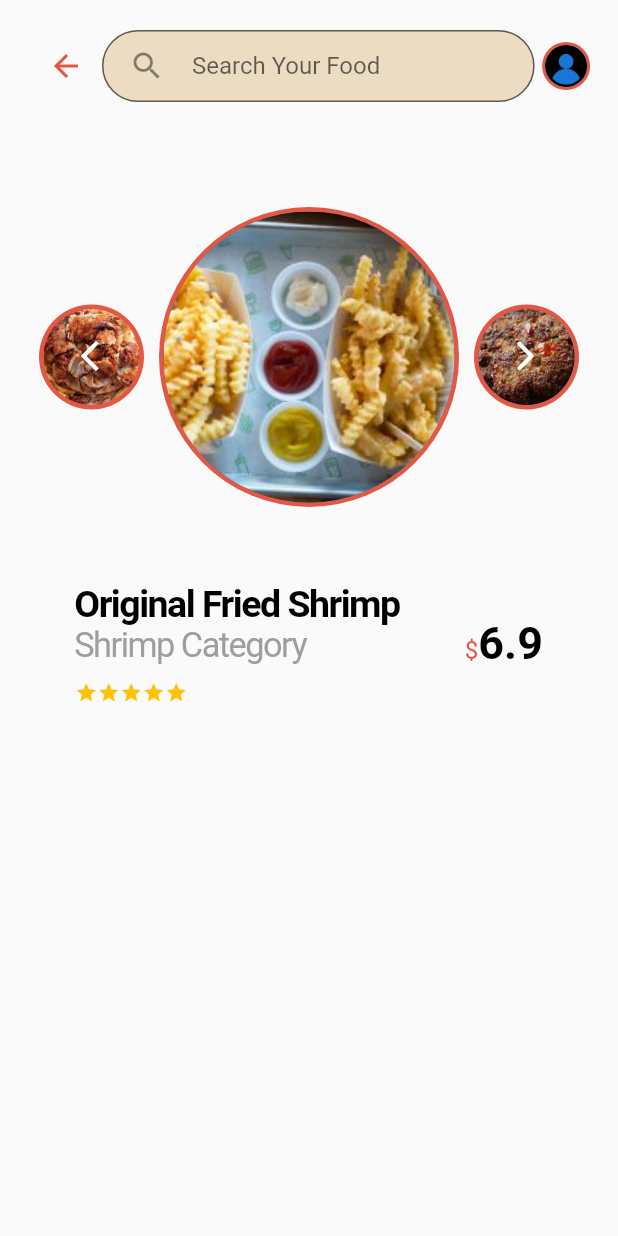
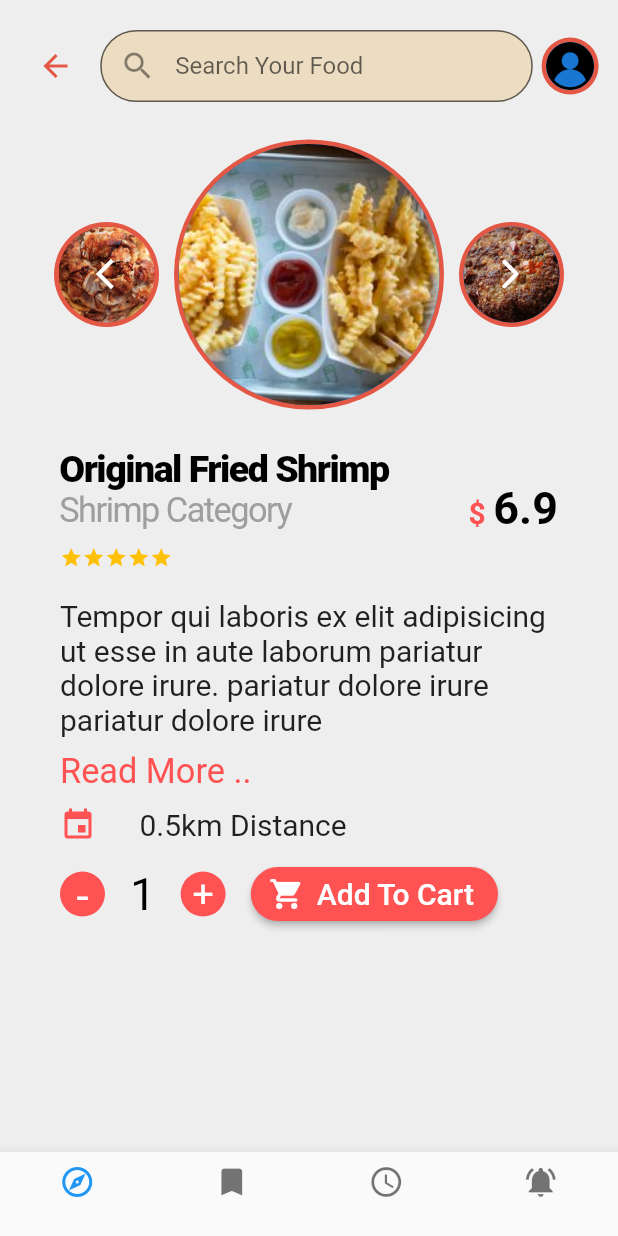
Before and after one commit to AbdulSattarSuleman/Product_page, a Flutter app: the screen it shows after launch, on a phone screen of 412 x 824 dp. Run offline on Flutter 3.47's test engine with Material 2 defaults, Android fonts, the phone set to English and light mode, and no system bars; our stand-ins replace flutter_rating_bar.

Commit message:
Product Screen Revision 1

```diff
--- a/lib/main.dart
+++ b/lib/main.dart
@@ -1,4 +1,4 @@
-import 'package:assignment_7/screens/product_screen.dart';
+import 'package:assignment_7/screens/product_page/product_screen.dart';
 import 'package:flutter/material.dart';
 
 void main() {
--- /dev/null
+++ b/lib/screens/product_page/components/add_to_cart.dart
@@ -0,0 +1,48 @@
+import 'package:flutter/material.dart';
+
+class AddToCart extends StatelessWidget {
+  const AddToCart({Key? key}) : super(key: key);
+
+  @override
+  Widget build(BuildContext context) {
+    return Padding(
+      padding: const EdgeInsets.fromLTRB(40, 0, 80, 10),
+      child: Row(
+        mainAxisAlignment: MainAxisAlignment.spaceBetween,
+        children: [
+          GestureDetector(
+            onTap: () {},
+            child: const CircleAvatar(
+              radius: 15,
+              backgroundColor: Colors.redAccent,
+              child: Text(
+                '-',
+                style: TextStyle(fontSize: 29, color: Colors.white),
+              ),
+            ),
+          ),
+          const Text('1', style: TextStyle(fontSize: 30, color: Colors.black)),
+          GestureDetector(
+            onTap: () {},
+            child: const CircleAvatar(
+              radius: 15,
+              backgroundColor: Colors.redAccent,
+              child: Text(
+                '+',
+                style: TextStyle(fontSize: 25, color: Colors.white),
+              ),
+            ),
+          ),
+          ElevatedButton.icon(
+              style: ElevatedButton.styleFrom(
+                  shape: StadiumBorder(),
+                  onPrimary: Colors.white,
+                  primary: Colors.redAccent),
+              onPressed: () {},
+              icon: const Icon(Icons.shopping_cart_rounded),
+              label: const Text('Add To Cart', style: TextStyle(fontSize: 20)))
+        ],
+      ),
+    );
+  }
+}
--- /dev/null
+++ b/lib/screens/product_page/components/header.dart
@@ -0,0 +1,54 @@
+import 'package:assignment_7/style.dart';
+import 'package:flutter/material.dart';
+
+class Header extends StatelessWidget {
+  const Header({Key? key}) : super(key: key);
+
+  @override
+  Widget build(BuildContext context) {
+    return Padding(
+      padding: const EdgeInsets.fromLTRB(10, 20, 10, 0),
+      child: SizedBox(
+        width: MediaQuery.of(context).size.width,
+        child: Row(
+          mainAxisAlignment: MainAxisAlignment.spaceAround,
+          children: [
+            IconButton(
+                onPressed: () {},
+                icon: Icon(
+                  Icons.arrow_back,
+                  color: kproductPrimaryColor,
+                )),
+            SizedBox(
+              width: MediaQuery.of(context).size.width * 0.7,
+              child: TextFormField(
+                decoration: InputDecoration(
+                    // border: InputBorder.none,
+                    contentPadding: const EdgeInsets.all(8),
+                    prefixIconConstraints: const BoxConstraints(minWidth: 50),
+                    fillColor: catalogBoxColor,
+                    filled: true,
+                    // enabledBorder: OutlinedBorder(side: ),
+
+                    border: const OutlineInputBorder(
+                        borderSide:
+                            BorderSide(width: 0.0, color: Colors.transparent),
+                        borderRadius: BorderRadius.all(Radius.circular(50))),
+                    prefixIcon: const Icon(Icons.search),
+                    hintText: 'Search Your Food'),
+              ),
+            ),
+            CircleAvatar(
+              radius: 19,
+              backgroundColor: kproductPrimaryColor,
+              child: const CircleAvatar(
+                radius: 16,
+                backgroundImage: AssetImage("assets/images/user.png"),
+              ),
+            ),
+          ],
+        ),
+      ),
+    );
+  }
+}
--- /dev/null
+++ b/lib/screens/product_page/components/product_description.dart
@@ -0,0 +1,47 @@
+import 'package:flutter/material.dart';
+
+class ProductDescription extends StatelessWidget {
+  const ProductDescription({Key? key}) : super(key: key);
+
+  @override
+  Widget build(BuildContext context) {
+    return Padding(
+      padding: const EdgeInsets.fromLTRB(40, 20, 40, 10),
+      child: Column(
+        mainAxisAlignment: MainAxisAlignment.start,
+        crossAxisAlignment: CrossAxisAlignment.start,
+        children: [
+          const Text(
+              '''Tempor qui laboris ex elit adipisicing ut esse in aute laborum pariatur dolore irure. pariatur dolore irure pariatur dolore irure ''',
+              style: TextStyle(fontSize: 20)),
+          const SizedBox(
+            height: 10,
+          ),
+          const Text(
+            'Read More ..',
+            style: TextStyle(color: Colors.redAccent, fontSize: 22.9),
+          ),
+          const SizedBox(
+            height: 10,
+          ),
+          Row(
+            mainAxisAlignment: MainAxisAlignment.start,
+            children: const [
+              Icon(
+                Icons.insert_invitation,
+                color: Colors.redAccent,
+              ),
+              SizedBox(
+                width: 29,
+              ),
+              Text(
+                '0.5km Distance',
+                style: TextStyle(fontSize: 20),
+              ),
+            ],
+          ),
+        ],
+      ),
+    );
+  }
+}
--- /dev/null
+++ b/lib/screens/product_page/components/product_title.dart
@@ -0,0 +1,61 @@
+import 'package:assignment_7/style.dart';
+import 'package:flutter/material.dart';
+
+class ProductTitle extends StatelessWidget {
+  const ProductTitle({Key? key}) : super(key: key);
+
+  @override
+  Widget build(BuildContext context) {
+    return Padding(
+      padding: const EdgeInsets.fromLTRB(40, 0, 40, 0),
+      child: Row(
+        mainAxisAlignment: MainAxisAlignment.spaceBetween,
+        children: [
+          Column(
+            mainAxisAlignment: MainAxisAlignment.start,
+            crossAxisAlignment: CrossAxisAlignment.start,
+            children: [
+              Text(
+                'Original Fried Shrimp',
+                style: KproductStyle,
+              ),
+              Text(
+                'Shrimp Category',
+                style: KcategoryStyle,
+              ),
+              const SizedBox(
+                height: 10,
+              ),
+              Row(
+                mainAxisSize: MainAxisSize.min,
+                children: const [
+                  Icon(Icons.star, color: Colors.amber, size: 15),
+                  Icon(Icons.star, color: Colors.amber, size: 15),
+                  Icon(Icons.star, color: Colors.amber, size: 15),
+                  Icon(Icons.star, color: Colors.amber, size: 15),
+                  Icon(Icons.star, color: Colors.amber, size: 15),
+                ],
+              )
+            ],
+          ),
+          RichText(
+              text: const TextSpan(
+                  text: '\$ ',
+                  style: TextStyle(
+                      fontSize: 20,
+                      color: Colors.redAccent,
+                      fontWeight: FontWeight.bold),
+                  children: <TextSpan>[
+                TextSpan(
+                    text: '6.9',
+                    style: TextStyle(
+                      fontSize: 30,
+                      color: Colors.black,
+                      fontWeight: FontWeight.bold,
+                    ))
+              ])),
+        ],
+      ),
+    );
+  }
+}
--- /dev/null
+++ b/lib/screens/product_page/components/slider.dart
@@ -0,0 +1,81 @@
+import 'package:assignment_7/style.dart';
+import 'package:flutter/material.dart';
+
+class ProductSlider extends StatelessWidget {
+  const ProductSlider({Key? key}) : super(key: key);
+
+  @override
+  Widget build(BuildContext context) {
+    return SizedBox(
+      width: MediaQuery.of(context).size.width * 0.90,
+      height: 230,
+      child: Row(
+        mainAxisAlignment: MainAxisAlignment.center,
+        crossAxisAlignment: CrossAxisAlignment.center,
+        children: [
+          Stack(
+            children: [
+              CircleAvatar(
+                radius: 35,
+                backgroundColor: kproductPrimaryColor,
+                child: CircleAvatar(
+                  backgroundColor: Colors.red.withOpacity(0.5),
+                  radius: 32,
+                  backgroundImage: const AssetImage(
+                    "assets/images/slider-1.jpg",
+                  ),
+                ),
+              ),
+              Positioned(
+                top: 7,
+                left: 10,
+                bottom: 8,
+                child: IconButton(
+                    onPressed: () {},
+                    icon: const Icon(Icons.arrow_back_ios_new,
+                        color: Colors.white)),
+              ),
+            ],
+          ),
+          const SizedBox(
+            width: 10,
+          ),
+          CircleAvatar(
+            radius: 90,
+            backgroundColor: kproductPrimaryColor,
+            child: const CircleAvatar(
+              radius: 87,
+              backgroundImage: AssetImage('assets/images/slider-3.jpg'),
+            ),
+          ),
+          const SizedBox(
+            width: 10,
+          ),
+          Stack(
+            children: [
+              CircleAvatar(
+                radius: 35,
+                backgroundColor: kproductPrimaryColor,
+                child: const CircleAvatar(
+                  radius: 32,
+                  backgroundImage: AssetImage("assets/images/slider-2.jpg"),
+                ),
+              ),
+              Positioned(
+                top: 7,
+                left: 10,
+                bottom: 8,
+                child: IconButton(
+                    onPressed: () {},
+                    icon: const Icon(
+                      Icons.arrow_forward_ios_rounded,
+                      color: Colors.white,
+                    )),
+              ),
+            ],
+          ),
+        ],
+      ),
+    );
+  }
+}
--- /dev/null
+++ b/lib/screens/product_page/product_screen.dart
@@ -0,0 +1,53 @@
+import 'package:assignment_7/screens/product_page/components/add_to_cart.dart';
+import 'package:assignment_7/screens/product_page/components/header.dart';
+import 'package:assignment_7/screens/product_page/components/product_description.dart';
+import 'package:assignment_7/screens/product_page/components/product_title.dart';
+import 'package:assignment_7/screens/product_page/components/slider.dart';
+import 'package:assignment_7/style.dart';
+import 'package:flutter/cupertino.dart';
+import 'package:flutter/gestures.dart';
+import 'package:flutter/material.dart';
+import 'package:flutter_rating_bar/flutter_rating_bar.dart';
+
+class ProductScreen extends StatelessWidget {
+  const ProductScreen({Key? key}) : super(key: key);
+
+  @override
+  Widget build(BuildContext context) {
+    return Scaffold(
+      backgroundColor: Colors.grey[200],
+      bottomNavigationBar: BottomNavigationBar(
+        type: BottomNavigationBarType.fixed,
+        items: const [
+          BottomNavigationBarItem(
+              icon: Icon(Icons.explore_outlined), label: ''),
+          BottomNavigationBarItem(
+              icon: Icon(Icons.bookmark_outlined), label: ''),
+          BottomNavigationBarItem(
+              icon: Icon(Icons.schedule_outlined), label: ''),
+          BottomNavigationBarItem(
+              icon: Icon(Icons.notifications_active), label: ''),
+        ],
+      ),
+      body: ListView(
+        children: const [
+          // App Header
+          Header(),
+
+          // SLider
+          ProductSlider(),
+
+          //Product Title, Category Price
+          ProductTitle(),
+
+          //Product Description
+
+          ProductDescription(),
+
+          // Add To Cart
+          AddToCart()
+        ],
+      ),
+    );
+  }
+}
--- a/lib/screens/product_screen.dart
+++ /dev/null
@@ -1,192 +0,0 @@
-import 'package:assignment_7/style.dart';
-import 'package:flutter/cupertino.dart';
-import 'package:flutter/gestures.dart';
-import 'package:flutter/material.dart';
-import 'package:flutter_rating_bar/flutter_rating_bar.dart';
-
-class ProductScreen extends StatelessWidget {
-  const ProductScreen({Key? key}) : super(key: key);
-
-  @override
-  Widget build(BuildContext context) {
-    return Scaffold(
-      body: ListView(
-        children: [
-          // App Header
-          Padding(
-            padding: const EdgeInsets.fromLTRB(20, 20, 20, 20),
-            child: SizedBox(
-              width: MediaQuery.of(context).size.width,
-              child: Row(
-                mainAxisAlignment: MainAxisAlignment.spaceAround,
-                children: [
-                  IconButton(
-                      onPressed: () {},
-                      icon: Icon(
-                        Icons.arrow_back,
-                        color: kproductPrimaryColor,
-                      )),
-                  SizedBox(
-                    width: MediaQuery.of(context).size.width * 0.7,
-                    child: TextFormField(
-                      decoration: InputDecoration(
-                          contentPadding: const EdgeInsets.all(8),
-                          prefixIconConstraints:
-                              const BoxConstraints(minWidth: 60),
-                          fillColor: catalogBoxColor,
-                          filled: true,
-                          border: const OutlineInputBorder(
-                              borderSide: BorderSide(width: 0.0),
-                              borderRadius:
-                                  BorderRadius.all(Radius.circular(50))),
-                          prefixIcon: const Icon(Icons.search),
-                          hintText: 'Search Your Food'),
-                    ),
-                  ),
-                  const SizedBox(
-                    width: 5,
-                  ),
-                  CircleAvatar(
-                    radius: 16,
-                    backgroundColor: kproductPrimaryColor,
-                    child: const CircleAvatar(
-                      radius: 14,
-                      backgroundImage: AssetImage("assets/images/user.png"),
-                    ),
-                  ),
-                ],
-              ),
-            ),
-          ),
-
-          // SLider
-          SizedBox(
-            width: MediaQuery.of(context).size.width * 0.90,
-            height: 300,
-            child: Row(
-              mainAxisAlignment: MainAxisAlignment.center,
-              crossAxisAlignment: CrossAxisAlignment.center,
-              children: [
-                Stack(
-                  children: [
-                    CircleAvatar(
-                      radius: 35,
-                      backgroundColor: kproductPrimaryColor,
-                      child: CircleAvatar(
-                        backgroundColor: Colors.red.withOpacity(0.5),
-                        radius: 32,
-                        backgroundImage: const AssetImage(
-                          "assets/images/slider-1.jpg",
-                        ),
-                      ),
-                    ),
-                    Positioned(
-                      top: 7,
-                      left: 10,
-                      bottom: 8,
-                      child: IconButton(
-                          onPressed: () {},
-                          icon: const Icon(Icons.arrow_back_ios_new,
-                              color: Colors.white)),
-                    ),
-                  ],
-                ),
-                const SizedBox(
-                  width: 10,
-                ),
-                CircleAvatar(
-                  radius: 100,
-                  backgroundColor: kproductPrimaryColor,
-                  child: const CircleAvatar(
-                    radius: 97,
-                    backgroundImage: AssetImage('assets/images/slider-3.jpg'),
-                  ),
-                ),
-                const SizedBox(
-                  width: 10,
-                ),
-                Stack(
-                  children: [
-                    CircleAvatar(
-                      radius: 35,
-                      backgroundColor: kproductPrimaryColor,
-                      child: const CircleAvatar(
-                        radius: 32,
-                        backgroundImage:
-                            AssetImage("assets/images/slider-2.jpg"),
-                      ),
-                    ),
-                    Positioned(
-                      top: 7,
-                      left: 10,
-                      bottom: 8,
-                      child: IconButton(
-                          onPressed: () {},
-                          icon: const Icon(
-                            Icons.arrow_forward_ios_rounded,
-                            color: Colors.white,
-                          )),
-                    ),
-                  ],
-                ),
-              ],
-            ),
-          ),
-
-          //Product Detail
-          Padding(
-            padding: const EdgeInsets.fromLTRB(50, 0, 50, 0),
-            child: Row(
-              mainAxisAlignment: MainAxisAlignment.spaceBetween,
-              children: [
-                Column(
-                  mainAxisAlignment: MainAxisAlignment.start,
-                  crossAxisAlignment: CrossAxisAlignment.start,
-                  children: [
-                    Text(
-                      'Original Fried Shrimp',
-                      style: KproductStyle,
-                    ),
-                    Text(
-                      'Shrimp Category',
-                      style: KcategoryStyle,
-                    ),
-                    const SizedBox(
-                      height: 10,
-                    ),
-                    Row(
-                      mainAxisSize: MainAxisSize.min,
-                      children: const [
-                        Icon(Icons.star, color: Colors.amber, size: 15),
-                        Icon(Icons.star, color: Colors.amber, size: 15),
-                        Icon(Icons.star, color: Colors.amber, size: 15),
-                        Icon(Icons.star, color: Colors.amber, size: 15),
-                        Icon(Icons.star, color: Colors.amber, size: 15),
-                      ],
-                    )
-                  ],
-                ),
-                RichText(
-                    text: TextSpan(
-                        text: '\$',
-                        style: TextStyle(
-                          fontSize: 16,
-                          color: kproductPrimaryColor,
-                        ),
-                        children: const <TextSpan>[
-                      TextSpan(
-                          text: '6.9',
-                          style: TextStyle(
-                            fontSize: 30,
-                            color: Colors.black,
-                            fontWeight: FontWeight.bold,
-                          ))
-                    ])),
-              ],
-            ),
-          )
-        ],
-      ),
-    );
-  }
-}
--- a/lib/style.dart
+++ b/lib/style.dart
@@ -14,7 +14,7 @@ TextStyle KproductStyle = const TextStyle(
   letterSpacing: -1,
   color: Colors.black,
   fontSize: 25,
-  fontWeight: FontWeight.bold,
+  fontWeight: FontWeight.w900,
 );
 
 TextStyle KcategoryStyle = const TextStyle(
```
